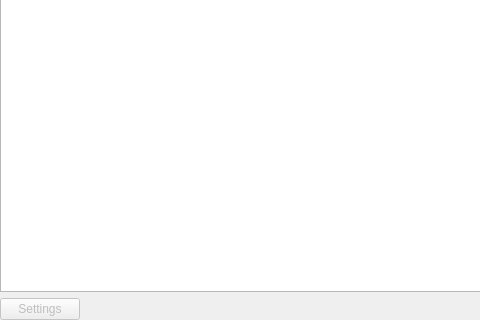
Above: src/lib/preferences/pluginslist.ui from KDE/falkon before the change; both pictures show x 0 to 480 and y 142 to 462 of the 623 by 462 pixel window. Below: the same form after it.
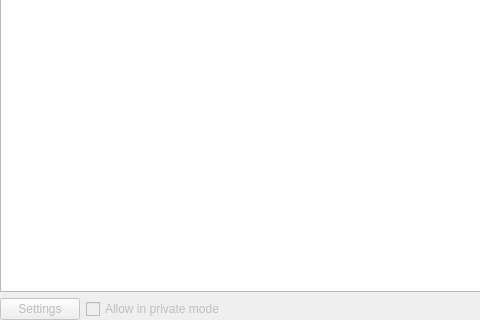
That is the form after the change.

Commit message: added permission to allow plugins in private mode

The edit to the form file:
```diff
--- a/src/lib/preferences/pluginslist.ui
+++ b/src/lib/preferences/pluginslist.ui
@@ -57,6 +57,16 @@
        </property>
       </widget>
      </item>
+     <item>
+      <widget class="QCheckBox" name="allowInPrivateModeBox">
+       <property name="enabled">
+        <bool>false</bool>
+       </property>
+       <property name="text">
+        <string>Allow in private mode</string>
+       </property>
+      </widget>
+     </item>
      <item>
       <spacer name="horizontalSpacer">
        <property name="orientation">
```
The commit also changes 6 other files.
